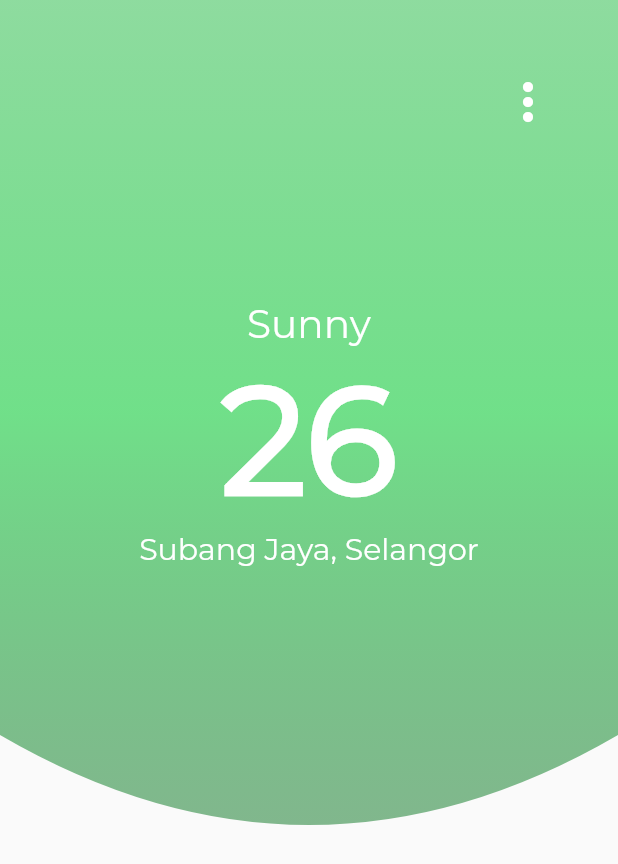
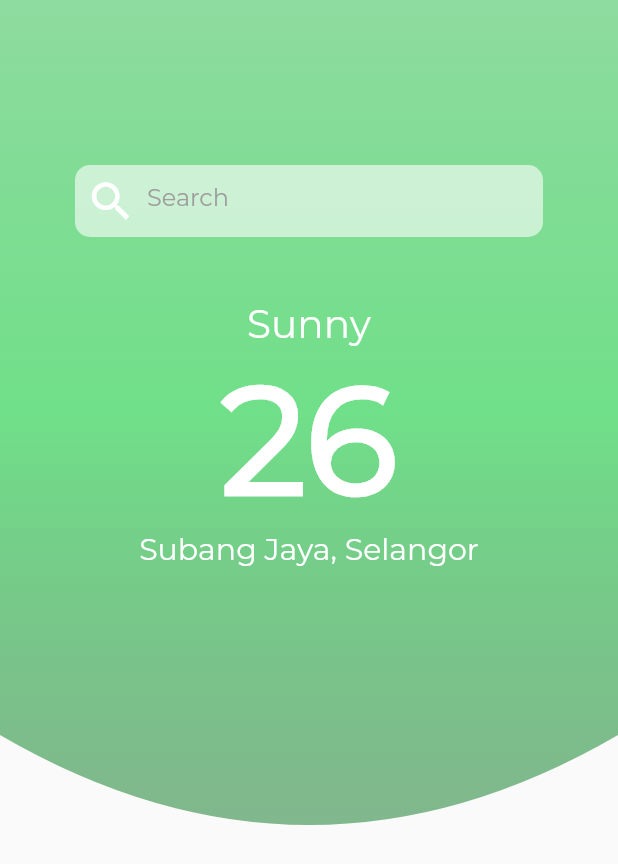
Before and after one commit to Lucienzera/mdp_weather, a Flutter app: the screen it shows after launch, on a phone screen of 412 x 824 dp. Shown: the top 864 px of the screen. Run offline on Flutter 3.47's test engine with Material 2 defaults, Android fonts, the phone set to English and light mode, and no system bars; project files that could hold a hidden picture were left out.

Commit message:
Update Homepage.dart
Added searchbar and wrapped the whole thing with listview to avoid error overflow

```diff
--- a/lib/components/HomePage.dart
+++ b/lib/components/HomePage.dart
@@ -12,27 +12,39 @@ class _HomePage extends State<HomePage> {
   @override
   Widget build(BuildContext context) {
     return Scaffold(
-        body: Column(
+        body: ListView(
+      children: <Widget>[
+        Column(
           children: <Widget>[
             Stack(
               children: <Widget>[
                 CurvedBackground(),
-            Row(
-              mainAxisAlignment: MainAxisAlignment.end,
-              children: <Widget>[
                 Container(
-                  padding: EdgeInsets.all(40.0),
-                  child: IconButton(
-                    onPressed: () {},
-                    icon: Icon(
-                      Icons.more_vert,
-                      size: 40.0,
+                    color: Colors.transparent,
+                    padding: EdgeInsets.all(10.0),
+                    margin: EdgeInsets.fromLTRB(40.0, 100, 40.0, 0.0),
+                    child: Container(
+                      decoration: BoxDecoration(
+                          color: Color.fromRGBO(255, 255, 255, 0.6),
+                          borderRadius:
+                              BorderRadius.all(Radius.circular(10.0))),
+                      child: TextField(
+                        style: TextStyle(
+                            color: Colors.white, fontWeight: FontWeight.w300),
+                        decoration: InputDecoration(
+                          prefixIcon: Icon(
+                            Icons.search,
                             color: Colors.white,
+                            size: 34.0,
+                          ),
+                          hintText: "Search",
+                          hintStyle: TextStyle(color: Colors.grey),
+                          enabledBorder: UnderlineInputBorder(
+                            borderSide: BorderSide(color: Colors.transparent),
                           ),
                         ),
                       ),
-              ],
-            ),
+                    )),
                 Padding(
                   padding: EdgeInsets.only(top: 200.0),
                   child: Align(
@@ -61,6 +73,8 @@ class _HomePage extends State<HomePage> {
               ],
             )
           ],
+        ),
+      ],
     ));
   }
 }
```
Lines whose indentation alone changed are shown as unchanged.
